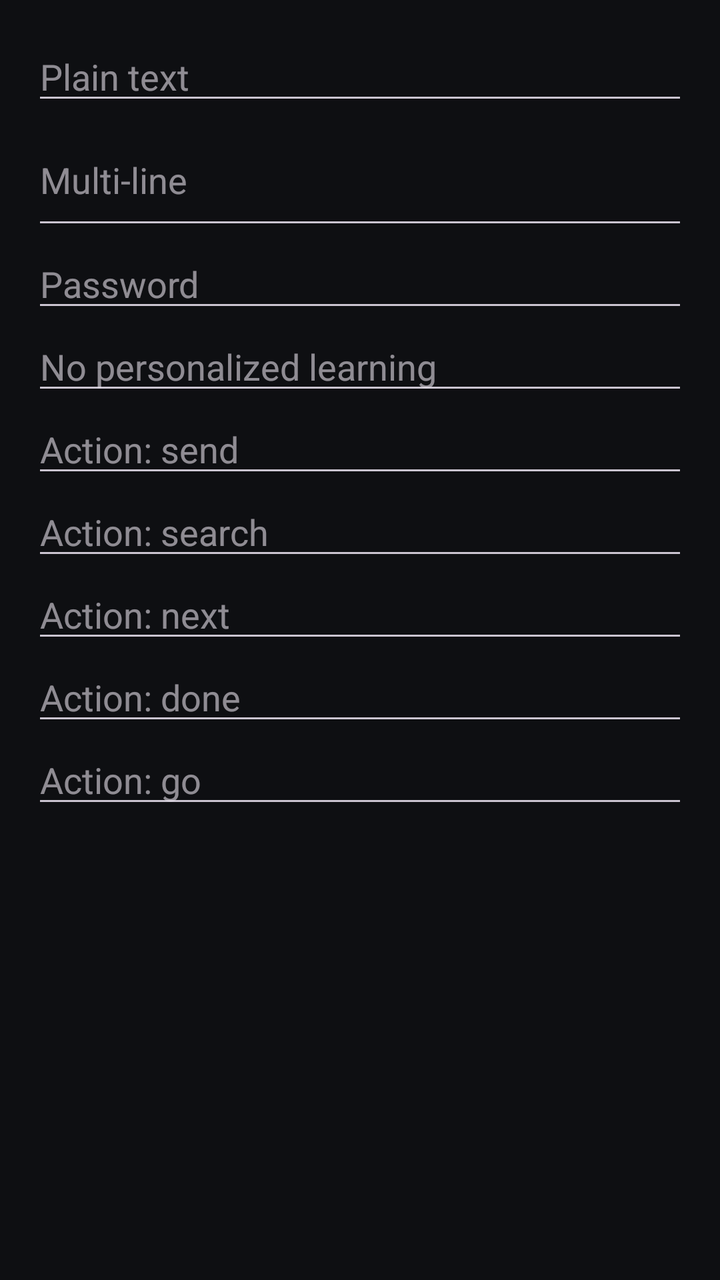
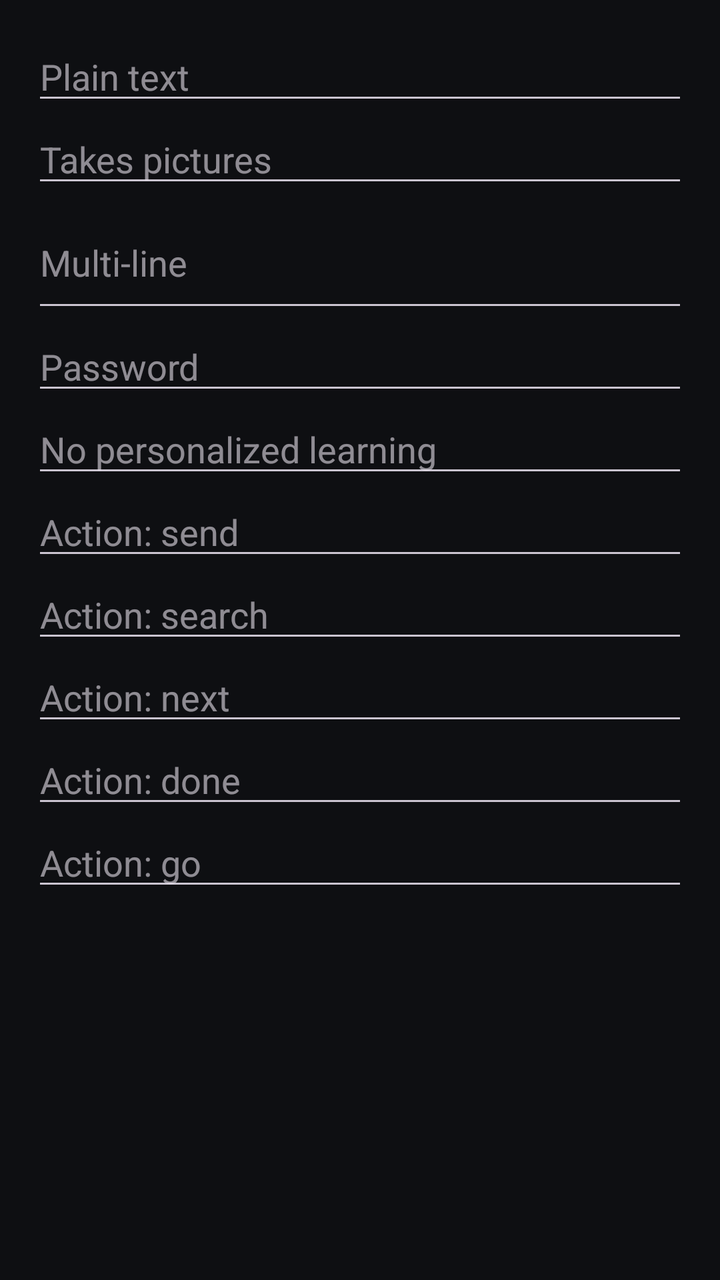

The first picture is an Android layout as it rendered before a commit; the second is the same layout after the commit. The layout source and the unified diff follow.
<!-- AndroidManifest.xml: another module's application theme Theme.AiKeyboard -->
<!-- res/layout/activity_editor_test.xml -->
<?xml version="1.0" encoding="utf-8"?>
<ScrollView xmlns:android="http://schemas.android.com/apk/res/android"
    xmlns:tools="http://schemas.android.com/tools"
    android:layout_width="match_parent"
    android:layout_height="match_parent"
    android:fitsSystemWindows="true"
    tools:ignore="HardcodedText,Autofill">

    <LinearLayout
        android:layout_width="match_parent"
        android:layout_height="wrap_content"
        android:orientation="vertical"
        android:padding="16dp">

        <EditText
            android:id="@+id/field_plain"
            android:layout_width="match_parent"
            android:layout_height="wrap_content"
            android:hint="Plain text"
            android:inputType="text" />

        <EditText
            android:id="@+id/field_multiline"
            android:layout_width="match_parent"
            android:layout_height="wrap_content"
            android:hint="Multi-line"
            android:inputType="textMultiLine|textCapSentences"
            android:minLines="2" />

        <EditText
            android:id="@+id/field_password"
            android:layout_width="match_parent"
            android:layout_height="wrap_content"
            android:hint="Password"
            android:inputType="textPassword" />

        <EditText
            android:id="@+id/field_no_learning"
            android:layout_width="match_parent"
            android:layout_height="wrap_content"
            android:hint="No personalized learning"
            android:imeOptions="flagNoPersonalizedLearning"
            android:inputType="text" />

        <EditText
            android:id="@+id/field_send"
            android:layout_width="match_parent"
            android:layout_height="wrap_content"
            android:hint="Action: send"
            android:imeOptions="actionSend"
            android:inputType="text" />

        <EditText
            android:id="@+id/field_search"
            android:layout_width="match_parent"
            android:layout_height="wrap_content"
            android:hint="Action: search"
            android:imeOptions="actionSearch"
            android:inputType="text" />

        <EditText
            android:id="@+id/field_next"
            android:layout_width="match_parent"
            android:layout_height="wrap_content"
            android:hint="Action: next"
            android:imeOptions="actionNext"
            android:inputType="text" />

        <EditText
            android:id="@+id/field_done"
            android:layout_width="match_parent"
            android:layout_height="wrap_content"
            android:hint="Action: done"
            android:imeOptions="actionDone"
            android:inputType="text" />

        <EditText
            android:id="@+id/field_go"
            android:layout_width="match_parent"
            android:layout_height="wrap_content"
            android:hint="Action: go"
            android:imeOptions="actionGo"
            android:inputType="textUri" />
    </LinearLayout>
</ScrollView>
<!-- resources referenced by this layout -->
<resources>
  <style name="Theme.AiKeyboard" parent="Theme.Material3.Dark.NoActionBar">
          <item name="colorPrimary">@color/accent_blue</item>
          <item name="colorOnPrimary">@color/on_accent_blue</item>
          <item name="colorSurface">@color/surface</item>
          <item name="colorOnSurface">@color/text_primary</item>
          <item name="colorOnSurfaceVariant">@color/text_secondary</item>
          <item name="colorOutlineVariant">@color/divider</item>
          
          <item name="colorSecondaryContainer">@color/surface_raised</item>
          <item name="colorOnSecondaryContainer">@color/text_primary</item>
          <item name="android:colorBackground">@color/canvas</item>
          <item name="android:statusBarColor">@color/canvas</item>
          <item name="android:navigationBarColor">@color/canvas</item>
          <item name="switchPreferenceCompatStyle">@style/SettingsSwitchRow</item>
      </style>
  <color name="accent_blue">#9EC1FA</color>
  <color name="on_accent_blue">#0B1B33</color>
  <color name="surface">#1B1C20</color>
  <color name="text_primary">#FFFFFF</color>
  <color name="text_secondary">#A9ABB3</color>
  <color name="divider">#34353A</color>
  <color name="surface_raised">#25262B</color>
  <color name="canvas">#0E0F12</color>
  <style name="SettingsSwitchRow" parent="Preference.SwitchPreferenceCompat.Material">
          <item name="widgetLayout">@layout/preference_switch</item>
      </style>
</resources>

<!-- the commit's change to res/layout/activity_editor_test.xml (unified diff, before → after) -->
@@ -17,6 +17,14 @@
             android:layout_width="match_parent"
             android:layout_height="wrap_content"
             android:hint="Plain text"
+            android:inputType="text" />
+
+        
+        <EditText
+            android:id="@+id/field_rich"
+            android:layout_width="match_parent"
+            android:layout_height="wrap_content"
+            android:hint="Takes pictures"
             android:inputType="text" />
 
         <EditText
